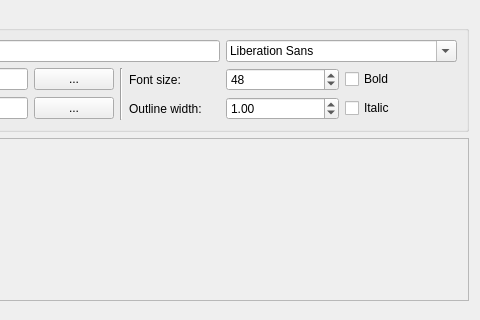
This is ui/textwidget.ui in Apkawa/QGifer as Qt 5 draws it before an edit; both pictures show x 210 to 690 and y 0 to 320 of the 690 by 438 pixel window. The edited form follows.
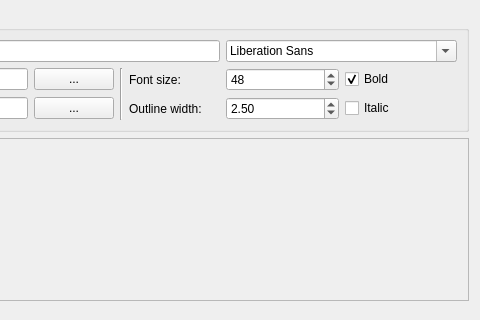
This is the edited form. Icons and pictures are not drawn.

Diff of the .ui file:
```diff
--- a/ui/textwidget.ui
+++ b/ui/textwidget.ui
@@ -25,6 +25,9 @@
         <property name="text">
          <string>Bold</string>
         </property>
+        <property name="checked">
+         <bool>true</bool>
+        </property>
        </widget>
       </item>
       <item row="3" column="0">
@@ -117,7 +120,7 @@
          <double>0.500000000000000</double>
         </property>
         <property name="value">
-         <double>1.000000000000000</double>
+         <double>2.500000000000000</double>
         </property>
        </widget>
       </item>
```
